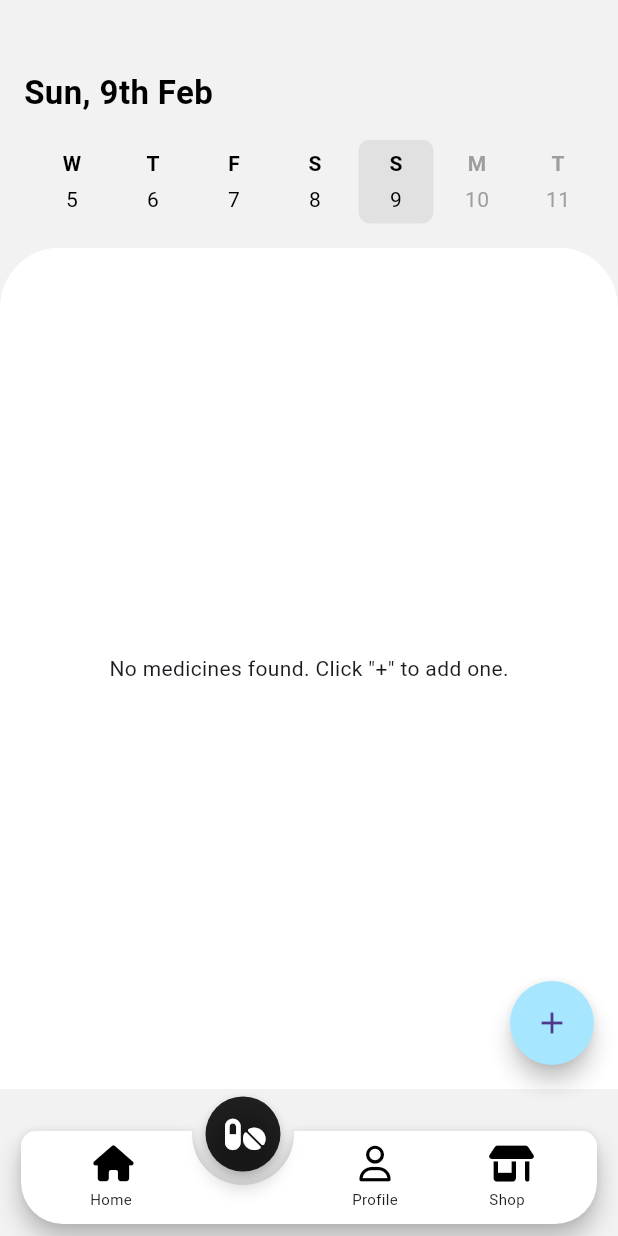
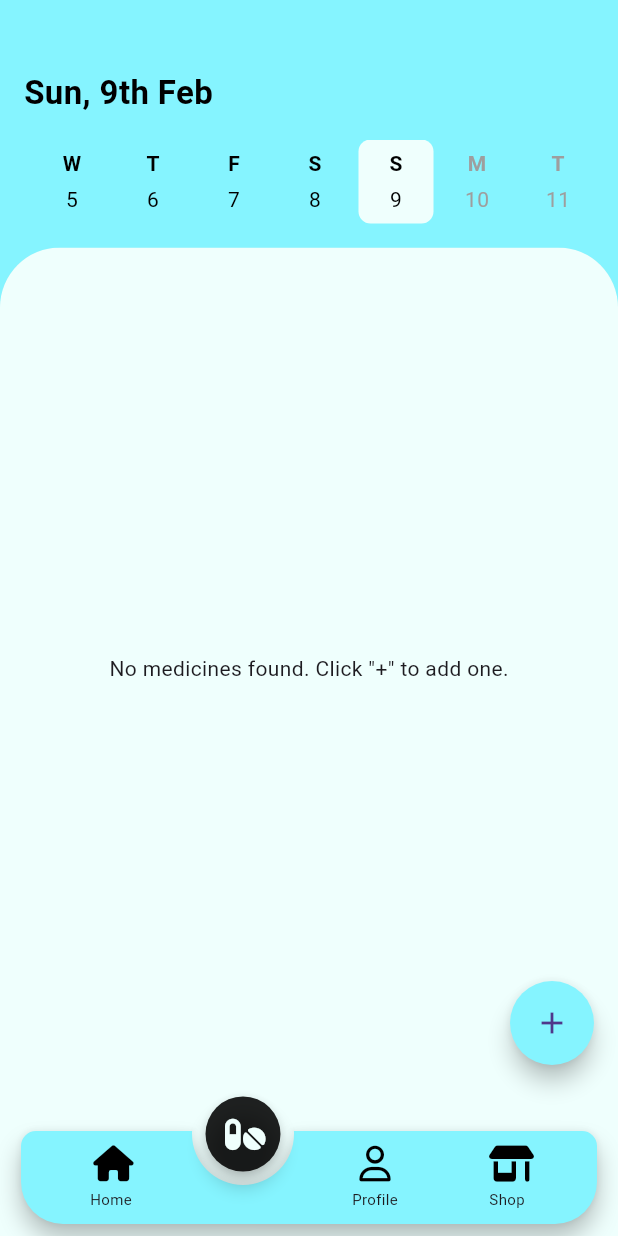
Before and after one commit to samyakchheda/smart_pillbox, a Flutter app: the screen it shows once a user with an empty profile is signed in, item 2 of the bottom bar chosen, on a phone screen of 412 x 824 dp. Run offline on Flutter 3.47's test engine with Material 3 defaults, Android fonts, the phone set to English and light mode, and no system bars; drawn by our look-alikes of animated_notch_bottom_bar, flutter_speed_dial; our stand-ins replace cloud_firestore, firebase_auth, firebase_core, firebase_messaging, flutter_image_compress, flutter_local_notifications and 8 more; missing offline and left inert: cunning_document_scanner, mailer, razorpay_flutter; accounts and stored records are empty; Roboto replaces fonts that are missing (Satoshi); project files that could hold a hidden picture were left out.

Commit message:
colour updated

```diff
--- a/lib/core/constants/app_color.dart
+++ b/lib/core/constants/app_color.dart
@@ -2,7 +2,7 @@ import 'package:flutter/material.dart';
 
 class AppColors {
   static const primary = Color(0xff050C9C);
-  static const lightBackground = Color(0xffF2F2F2);
+  static const lightBackground = Color(0xFFEFFFFD);
   static const darkBackground = Color(0xff0D0C0C);
   static const secondary = Color(0xff3572EF);
   static const aqua = Color(0xff3ABEF9);
--- a/lib/presentation/home/home_screen.dart
+++ b/lib/presentation/home/home_screen.dart
@@ -34,7 +34,7 @@ class _HomeScreenState extends State<HomeScreen> {
       body: _pages[_controller.index],
       bottomNavigationBar: AnimatedNotchBottomBar(
         notchBottomBarController: _controller,
-        color: Colors.white,
+        color: Color(0xFF85F4FF),
         showLabel: true,
         shadowElevation: 5,
         kBottomRadius: 28.0,
@@ -45,22 +45,23 @@ class _HomeScreenState extends State<HomeScreen> {
         bottomBarItems: const [
           BottomBarItem(
             inActiveItem: FaIcon(FontAwesomeIcons.house, color: Colors.black),
-            activeItem: FaIcon(FontAwesomeIcons.house, color: Colors.white),
+            activeItem:
+                FaIcon(FontAwesomeIcons.house, color: Color(0xFFEFFFFD)),
             itemLabel: 'Home',
           ),
           BottomBarItem(
             inActiveItem: Icon(FontAwesomeIcons.pills, color: Colors.black),
-            activeItem: Icon(FontAwesomeIcons.pills, color: Colors.white),
+            activeItem: Icon(FontAwesomeIcons.pills, color: Color(0xFFEFFFFD)),
             itemLabel: 'Reminders',
           ),
           BottomBarItem(
             inActiveItem: Icon(FontAwesomeIcons.user, color: Colors.black),
-            activeItem: Icon(FontAwesomeIcons.user, color: Colors.white),
+            activeItem: Icon(FontAwesomeIcons.user, color: Color(0xFFEFFFFD)),
             itemLabel: 'Profile',
           ),
           BottomBarItem(
             inActiveItem: Icon(FontAwesomeIcons.shop, color: Colors.black),
-            activeItem: Icon(FontAwesomeIcons.shop, color: Colors.white),
+            activeItem: Icon(FontAwesomeIcons.shop, color: Color(0xFFEFFFFD)),
             itemLabel: 'Shop',
           ),
         ],
--- a/lib/presentation/reminders/medicine_list_screen.dart
+++ b/lib/presentation/reminders/medicine_list_screen.dart
@@ -66,6 +66,7 @@ class _MedicineListScreenState extends State<MedicineListScreen> {
 
     return Scaffold(
       key: scaffoldMessengerKey,
+      backgroundColor: Color(0xFF85F4FF),
       body: Column(
         children: [
           DateSelector(
--- a/lib/presentation/reminders/medicine_list_utils.dart
+++ b/lib/presentation/reminders/medicine_list_utils.dart
@@ -137,7 +137,7 @@ class DateSelector extends StatelessWidget {
                     padding:
                         const EdgeInsets.symmetric(vertical: 6, horizontal: 12),
                     decoration: BoxDecoration(
-                      color: isSelected ? Colors.grey.withOpacity(0.2) : null,
+                      color: isSelected ? Color(0xFFEFFFFD) : null,
                       borderRadius: BorderRadius.circular(8),
                     ),
                     child: Column(
@@ -198,7 +198,8 @@ class MedicineList extends StatelessWidget {
         ),
         child: Container(
           decoration: BoxDecoration(
-            color: Colors.white, // White background for the whole screen
+            color: AppColors
+                .lightBackground, // White background for the whole screen
             boxShadow: [
               BoxShadow(
                 color: Colors.grey.withOpacity(0.2),
@@ -408,6 +409,7 @@ class _AnimatedMedicineCardState extends State<AnimatedMedicineCard>
     return SlideTransition(
       position: _animation,
       child: Card(
+        color: Color(0xFF85F4FF),
         margin: const EdgeInsets.symmetric(vertical: 8, horizontal: 16),
         elevation: 0,
         shape: RoundedRectangleBorder(
@@ -479,7 +481,7 @@ Widget buildSpeedDial(BuildContext context, String userId) {
   return SpeedDial(
     icon: Icons.add,
     activeIcon: Icons.close,
-    backgroundColor: AppColors.sky,
+    backgroundColor: Color(0xFF85F4FF),
     children: [
       SpeedDialChild(
         child: const Icon(Icons.medical_services),
```
